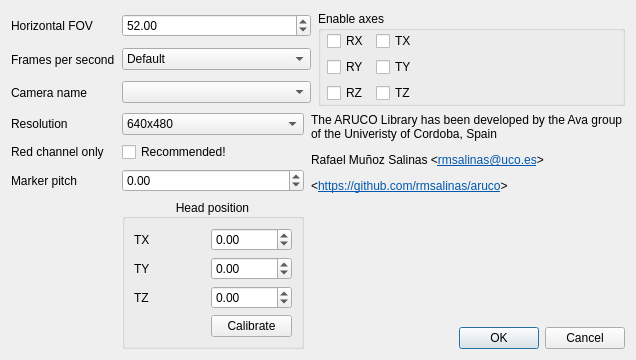
Above: ftnoir_tracker_aruco/aruco-trackercontrols.ui from opentrack/opentrack before the change. Below: the same form after it.
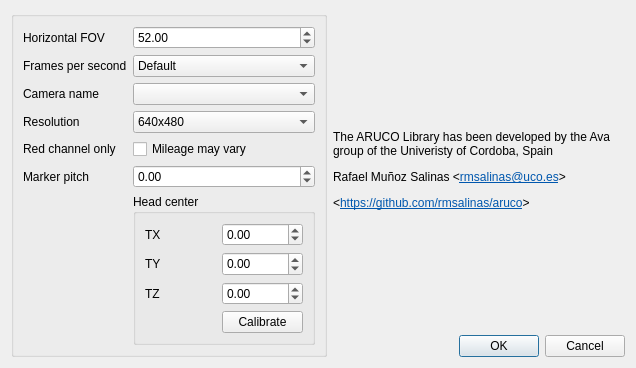
That is the form after the change.

What changed in the file:
```diff
--- a/ftnoir_tracker_aruco/aruco-trackercontrols.ui
+++ b/ftnoir_tracker_aruco/aruco-trackercontrols.ui
@@ -10,7 +10,7 @@
     <x>0</x>
     <y>0</y>
     <width>636</width>
-    <height>346</height>
+    <height>368</height>
    </rect>
   </property>
   <property name="sizePolicy">
@@ -19,243 +19,239 @@
     <verstretch>0</verstretch>
    </sizepolicy>
   </property>
-  <property name="maximumSize">
-   <size>
-    <width>6666</width>
-    <height>6666</height>
-   </size>
-  </property>
   <property name="windowTitle">
    <string>HT tracker settings</string>
   </property>
-  <layout class="QGridLayout" name="gridLayout">
-   <property name="spacing">
-    <number>7</number>
-   </property>
-   <item row="9" column="1" rowspan="3">
-    <widget class="QGroupBox" name="groupBox_2">
-     <property name="title">
-      <string>Head position</string>
-     </property>
-     <property name="alignment">
-      <set>Qt::AlignCenter</set>
-     </property>
-     <layout class="QGridLayout" name="gridLayout_2">
-      <item row="2" column="0">
-       <widget class="QLabel" name="label_7">
-        <property name="text">
-         <string>TY</string>
-        </property>
-       </widget>
-      </item>
-      <item row="1" column="0">
-       <widget class="QLabel" name="label_5">
-        <property name="text">
-         <string>TX</string>
-        </property>
-       </widget>
-      </item>
-      <item row="1" column="1">
-       <widget class="QDoubleSpinBox" name="cx">
-        <property name="sizePolicy">
-         <sizepolicy hsizetype="Minimum" vsizetype="Minimum">
-          <horstretch>0</horstretch>
-          <verstretch>0</verstretch>
-         </sizepolicy>
-        </property>
-        <property name="minimum">
-         <double>-10000.000000000000000</double>
-        </property>
-        <property name="maximum">
-         <double>10000.000000000000000</double>
-        </property>
-       </widget>
-      </item>
-      <item row="3" column="0">
-       <widget class="QLabel" name="label_8">
-        <property name="text">
-         <string>TZ</string>
-        </property>
-       </widget>
-      </item>
-      <item row="3" column="1">
-       <widget class="QDoubleSpinBox" name="cz">
-        <property name="sizePolicy">
-         <sizepolicy hsizetype="Minimum" vsizetype="Minimum">
-          <horstretch>0</horstretch>
-          <verstretch>0</verstretch>
-         </sizepolicy>
-        </property>
-        <property name="minimum">
-         <double>-10000.000000000000000</double>
-        </property>
-        <property name="maximum">
-         <double>10000.000000000000000</double>
-        </property>
-       </widget>
-      </item>
-      <item row="2" column="1">
-       <widget class="QDoubleSpinBox" name="cy">
-        <property name="sizePolicy">
-         <sizepolicy hsizetype="Minimum" vsizetype="Minimum">
-          <horstretch>0</horstretch>
-          <verstretch>0</verstretch>
-         </sizepolicy>
-        </property>
-        <property name="minimum">
-         <double>-10000.000000000000000</double>
-        </property>
-        <property name="maximum">
-         <double>10000.000000000000000</double>
-        </property>
-       </widget>
-      </item>
-      <item row="4" column="1">
-       <widget class="QPushButton" name="btn_calibrate">
-        <property name="text">
-         <string>Calibrate</string>
-        </property>
-       </widget>
-      </item>
-     </layout>
-    </widget>
-   </item>
-   <item row="0" column="3" rowspan="3" colspan="2">
+  <layout class="QGridLayout" name="gridLayout_3">
+   <item row="0" column="0" rowspan="2" colspan="2">
     <widget class="QGroupBox" name="groupBox">
      <property name="title">
-      <string>Enable axes</string>
+      <string/>
      </property>
-     <layout class="QFormLayout" name="formLayout">
-      <property name="horizontalSpacing">
-       <number>7</number>
-      </property>
-      <property name="leftMargin">
-       <number>6</number>
-      </property>
-      <property name="topMargin">
-       <number>0</number>
-      </property>
-      <property name="rightMargin">
-       <number>6</number>
-      </property>
-      <property name="bottomMargin">
-       <number>0</number>
-      </property>
+     <property name="flat">
+      <bool>true</bool>
+     </property>
+     <layout class="QGridLayout" name="gridLayout">
       <item row="0" column="0">
-       <widget class="QCheckBox" name="rx">
+       <widget class="QLabel" name="label">
         <property name="text">
-         <string>RX</string>
+         <string>Horizontal FOV</string>
         </property>
        </widget>
       </item>
       <item row="0" column="1">
-       <widget class="QCheckBox" name="tx">
-        <property name="text">
-         <string>TX</string>
+       <widget class="QDoubleSpinBox" name="cameraFOV">
+        <property name="locale">
+         <locale language="English" country="UnitedStates"/>
+        </property>
+        <property name="minimum">
+         <double>35.000000000000000</double>
+        </property>
+        <property name="maximum">
+         <double>180.000000000000000</double>
+        </property>
+        <property name="value">
+         <double>52.000000000000000</double>
         </property>
        </widget>
       </item>
       <item row="1" column="0">
-       <widget class="QCheckBox" name="ry">
+       <widget class="QLabel" name="label_2">
         <property name="text">
-         <string>RY</string>
+         <string>Frames per second</string>
         </property>
        </widget>
       </item>
       <item row="1" column="1">
-       <widget class="QCheckBox" name="ty">
-        <property name="text">
-         <string>TY</string>
-        </property>
+       <widget class="QComboBox" name="cameraFPS">
+        <item>
+         <property name="text">
+          <string notr="true">Default</string>
+         </property>
+        </item>
+        <item>
+         <property name="text">
+          <string>30</string>
+         </property>
+        </item>
+        <item>
+         <property name="text">
+          <string>60</string>
+         </property>
+        </item>
+        <item>
+         <property name="text">
+          <string>120</string>
+         </property>
+        </item>
+        <item>
+         <property name="text">
+          <string>180</string>
+         </property>
+        </item>
        </widget>
       </item>
       <item row="2" column="0">
-       <widget class="QCheckBox" name="rz">
+       <widget class="QLabel" name="label_3">
         <property name="text">
-         <string>RZ</string>
+         <string>Camera name</string>
         </property>
        </widget>
       </item>
       <item row="2" column="1">
-       <widget class="QCheckBox" name="tz">
+       <widget class="QComboBox" name="cameraName"/>
+      </item>
+      <item row="3" column="0">
+       <widget class="QLabel" name="label_4">
         <property name="text">
-         <string>TZ</string>
+         <string>Resolution</string>
         </property>
        </widget>
       </item>
+      <item row="3" column="1">
+       <widget class="QComboBox" name="resolution">
+        <item>
+         <property name="text">
+          <string>640x480</string>
+         </property>
+        </item>
+        <item>
+         <property name="text">
+          <string>320x240</string>
+         </property>
+        </item>
+        <item>
+         <property name="text">
+          <string>320x200</string>
+         </property>
+        </item>
+        <item>
+         <property name="text">
+          <string>Default (not recommended!)</string>
+         </property>
+        </item>
+       </widget>
+      </item>
+      <item row="4" column="0">
+       <widget class="QLabel" name="label_10">
+        <property name="text">
+         <string>Red channel only</string>
+        </property>
+       </widget>
+      </item>
+      <item row="4" column="1">
+       <widget class="QCheckBox" name="red_only">
+        <property name="text">
+         <string>Mileage may vary</string>
+        </property>
+       </widget>
+      </item>
+      <item row="5" column="0">
+       <widget class="QLabel" name="label_9">
+        <property name="text">
+         <string>Marker pitch</string>
+        </property>
+       </widget>
+      </item>
+      <item row="5" column="1">
+       <widget class="QDoubleSpinBox" name="marker_pitch">
+        <property name="minimum">
+         <double>-180.000000000000000</double>
+        </property>
+        <property name="maximum">
+         <double>180.000000000000000</double>
+        </property>
+       </widget>
+      </item>
+      <item row="6" column="1">
+       <widget class="QGroupBox" name="groupBox_2">
+        <property name="title">
+         <string>Head center</string>
+        </property>
+        <layout class="QGridLayout" name="gridLayout_2">
+         <item row="4" column="1">
+          <widget class="QPushButton" name="btn_calibrate">
+           <property name="text">
+            <string>Calibrate</string>
+           </property>
+          </widget>
+         </item>
+         <item row="1" column="0">
+          <widget class="QLabel" name="label_5">
+           <property name="text">
+            <string>TX</string>
+           </property>
+          </widget>
+         </item>
+         <item row="2" column="1">
+          <widget class="QDoubleSpinBox" name="cy">
+           <property name="sizePolicy">
+            <sizepolicy hsizetype="Minimum" vsizetype="Minimum">
+             <horstretch>0</horstretch>
+             <verstretch>0</verstretch>
+            </sizepolicy>
+           </property>
+           <property name="minimum">
+            <double>-10000.000000000000000</double>
+           </property>
+           <property name="maximum">
+            <double>10000.000000000000000</double>
+           </property>
+          </widget>
+         </item>
+         <item row="1" column="1">
+          <widget class="QDoubleSpinBox" name="cx">
+           <property name="sizePolicy">
+            <sizepolicy hsizetype="Minimum" vsizetype="Minimum">
+             <horstretch>0</horstretch>
+             <verstretch>0</verstretch>
+            </sizepolicy>
+           </property>
+           <property name="minimum">
+            <double>-10000.000000000000000</double>
+           </property>
+           <property name="maximum">
+            <double>10000.000000000000000</double>
+           </property>
+          </widget>
+         </item>
+         <item row="3" column="1">
+          <widget class="QDoubleSpinBox" name="cz">
+           <property name="sizePolicy">
+            <sizepolicy hsizetype="Minimum" vsizetype="Minimum">
+             <horstretch>0</horstretch>
+             <verstretch>0</verstretch>
+            </sizepolicy>
+           </property>
+           <property name="minimum">
+            <double>-10000.000000000000000</double>
+           </property>
+           <property name="maximum">
+            <double>10000.000000000000000</double>
+           </property>
+          </widget>
+         </item>
+         <item row="3" column="0">
+          <widget class="QLabel" name="label_8">
+           <property name="text">
+            <string>TZ</string>
+           </property>
+          </widget>
+         </item>
+         <item row="2" column="0">
+          <widget class="QLabel" name="label_7">
+           <property name="text">
+            <string>TY</string>
+           </property>
+          </widget>
+         </item>
+        </layout>
+       </widget>
+      </item>
      </layout>
     </widget>
    </item>
-   <item row="1" column="0">
-    <widget class="QLabel" name="label_2">
-     <property name="text">
-      <string>Frames per second</string>
-     </property>
-    </widget>
-   </item>
-   <item row="2" column="1" colspan="2">
-    <widget class="QComboBox" name="cameraName"/>
-   </item>
-   <item row="1" column="1" colspan="2">
-    <widget class="QComboBox" name="cameraFPS">
-     <item>
-      <property name="text">
-       <string notr="true">Default</string>
-      </property>
-     </item>
-     <item>
-      <property name="text">
-       <string>30</string>
-      </property>
-     </item>
-     <item>
-      <property name="text">
-       <string>60</string>
-      </property>
-     </item>
-     <item>
-      <property name="text">
-       <string>120</string>
-      </property>
-     </item>
-     <item>
-      <property name="text">
-       <string>180</string>
-      </property>
-     </item>
-    </widget>
-   </item>
-   <item row="7" column="1">
-    <widget class="QCheckBox" name="red_only">
-     <property name="text">
-      <string>Recommended!</string>
-     </property>
-    </widget>
-   </item>
-   <item row="2" column="0">
-    <widget class="QLabel" name="label_3">
-     <property name="text">
-      <string>Camera name</string>
-     </property>
-    </widget>
-   </item>
-   <item row="0" column="1" colspan="2">
-    <widget class="QDoubleSpinBox" name="cameraFOV">
-     <property name="locale">
-      <locale language="English" country="UnitedStates"/>
-     </property>
-     <property name="minimum">
-      <double>35.000000000000000</double>
-     </property>
-     <property name="maximum">
-      <double>180.000000000000000</double>
-     </property>
-     <property name="value">
-      <double>52.000000000000000</double>
-     </property>
-    </widget>
-   </item>
-   <item row="6" column="2" rowspan="5" colspan="3">
+   <item row="0" column="2">
     <widget class="QLabel" name="label_6">
      <property name="sizePolicy">
       <sizepolicy hsizetype="Expanding" vsizetype="Preferred">
@@ -270,7 +266,7 @@
       <enum>Qt::RichText</enum>
      </property>
      <property name="alignment">
-      <set>Qt::AlignLeading|Qt::AlignLeft|Qt::AlignTop</set>
+      <set>Qt::AlignLeading|Qt::AlignLeft|Qt::AlignVCenter</set>
      </property>
      <property name="wordWrap">
       <bool>true</bool>
@@ -286,75 +282,13 @@
      </property>
     </widget>
    </item>
-   <item row="7" column="0">
-    <widget class="QLabel" name="label_10">
-     <property name="text">
-      <string>Red channel only</string>
-     </property>
-    </widget>
-   </item>
-   <item row="6" column="1">
-    <widget class="QComboBox" name="resolution">
-     <item>
-      <property name="text">
-       <string>640x480</string>
-      </property>
-     </item>
-     <item>
-      <property name="text">
-       <string>320x240</string>
-      </property>
-     </item>
-     <item>
-      <property name="text">
-       <string>320x200</string>
-      </property>
-     </item>
-     <item>
-      <property name="text">
-       <string>Default (not recommended!)</string>
-      </property>
-     </item>
-    </widget>
-   </item>
-   <item row="0" column="0">
-    <widget class="QLabel" name="label">
-     <property name="text">
-      <string>Horizontal FOV</string>
-     </property>
-    </widget>
-   </item>
-   <item row="11" column="4">
+   <item row="1" column="2">
     <widget class="QDialogButtonBox" name="buttonBox">
      <property name="standardButtons">
       <set>QDialogButtonBox::Cancel|QDialogButtonBox::Ok</set>
      </property>
     </widget>
    </item>
-   <item row="8" column="1">
-    <widget class="QDoubleSpinBox" name="marker_pitch">
-     <property name="minimum">
-      <double>-180.000000000000000</double>
-     </property>
-     <property name="maximum">
-      <double>180.000000000000000</double>
-     </property>
-    </widget>
-   </item>
-   <item row="6" column="0">
-    <widget class="QLabel" name="label_4">
-     <property name="text">
-      <string>Resolution</string>
-     </property>
-    </widget>
-   </item>
-   <item row="8" column="0">
-    <widget class="QLabel" name="label_9">
-     <property name="text">
-      <string>Marker pitch</string>
-     </property>
-    </widget>
-   </item>
   </layout>
  </widget>
  <tabstops>
```
Left out of the diff: 17 changed lines with no effect on the pictures.
